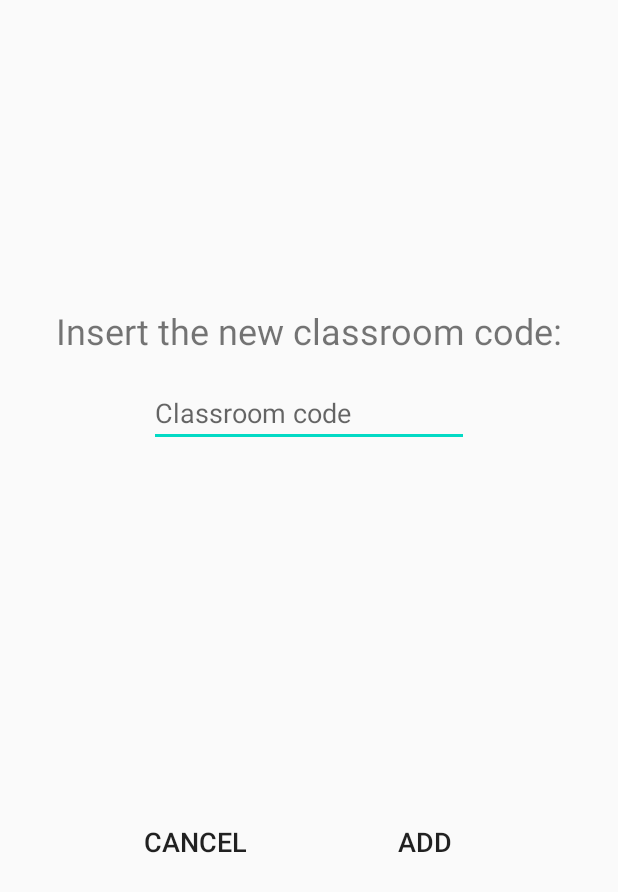
After one commit to schmidtvinicius/Android_project, an Android app: the layout create_classroom_dialog.xml on its own in the app's theme, with its tools: preview values and no code run, on a phone screen of 412 x 824 dp. The commit adds this screen. Shown: the top 892 px of the screen. Run offline under Robolectric (Android 15) with nearby library versions, the phone set to English and light mode, and no system bars.

Commit message:
Added cancel and confirm icons for the detail and create activities. Also added a dialog fragment to create a new classroom.

```diff
--- a/Eindproject/app/build.gradle
+++ b/Eindproject/app/build.gradle
@@ -32,6 +32,6 @@ dependencies {
     androidTestImplementation 'androidx.test.ext:junit:1.1.1'
     androidTestImplementation 'androidx.test.espresso:espresso-core:3.2.0'
     implementation 'com.google.android.material:material:1.1.0'
-    implementation files('/media/vini/BackupVini/Vinicius/Saxion/EersteJaar/Kwartiel3/1.3AndroidProgrammeren(2019-2020)/Eindproject/json-20171018.jar')
     implementation 'com.google.code.gson:gson:2.8.6'
+    implementation files('/media/vini/BackupVini/Vinicius/Saxion/EersteJaar/Kwartiel3/1.3AndroidProgrammeren(2019-2020)/Android_project/Eindproject/json-20171018.jar')
 }
--- a/Eindproject/app/src/main/AndroidManifest.xml
+++ b/Eindproject/app/src/main/AndroidManifest.xml
@@ -9,7 +9,7 @@
         android:roundIcon="@mipmap/ic_launcher_round"
         android:supportsRtl="true"
         android:theme="@style/AppTheme">
-        <activity android:name=".CreateStudentActivity"></activity>
+        <activity android:name=".CreateStudentActivity" />
         <activity android:name=".StudentDetailActivity" />
         <activity android:name=".StudentListActivity" />
         <activity android:name=".ClassroomsListActivity" />
--- a/Eindproject/app/src/main/java/com/vmschmidt/studentapplication/CreateStudentActivity.java
+++ b/Eindproject/app/src/main/java/com/vmschmidt/studentapplication/CreateStudentActivity.java
@@ -107,7 +107,7 @@ public class CreateStudentActivity extends AppCompatActivity {
     @Override
     public boolean onCreateOptionsMenu(Menu menu) {
         getMenuInflater().inflate(R.menu.options_menu, menu);
-        MenuItem addOption = menu.add(Menu.NONE, Menu.NONE, 101, R.string.option_add);
+        MenuItem addOption = menu.add(R.string.option_confirm);
         addOption.setIcon(R.drawable.ic_check);
         addOption.setShowAsAction(MenuItem.SHOW_AS_ACTION_ALWAYS);
         addOption.setOnMenuItemClickListener(new MenuItem.OnMenuItemClickListener() {
@@ -137,7 +137,7 @@ public class CreateStudentActivity extends AppCompatActivity {
                 return false;
             }
         });
-        MenuItem cancelOption = menu.add(Menu.NONE, Menu.NONE, 100, R.string.option_cancel);
+        MenuItem cancelOption = menu.add(R.string.option_cancel);
         cancelOption.setShowAsAction(MenuItem.SHOW_AS_ACTION_ALWAYS);
         cancelOption.setIcon(R.drawable.ic_clear);
         cancelOption.setOnMenuItemClickListener(new MenuItem.OnMenuItemClickListener() {
--- a/Eindproject/app/src/main/java/com/vmschmidt/studentapplication/classroom/Classroom.java
+++ b/Eindproject/app/src/main/java/com/vmschmidt/studentapplication/classroom/Classroom.java
@@ -31,7 +31,6 @@ public class Classroom {
 
     public void removeStudent(Student student){
         studentList.remove(student);
-        DataProvider.studentNumbers.remove(student.getStudentNumber());
     }
 
     public int totalStudents(){
--- a/Eindproject/app/src/main/java/com/vmschmidt/studentapplication/student/Student.java
+++ b/Eindproject/app/src/main/java/com/vmschmidt/studentapplication/student/Student.java
@@ -7,6 +7,8 @@ import java.util.ArrayList;
 import java.util.HashSet;
 
 public class Student {
+
+
 
     private String firstName;
     private String middleName;
--- a/Eindproject/app/src/main/res/layout/activity_main.xml
+++ b/Eindproject/app/src/main/res/layout/activity_main.xml
@@ -14,7 +14,6 @@
         android:layout_marginStart="16dp"
         android:layout_marginTop="16dp"
         android:layout_marginEnd="16dp"
-        android:text="Software Engineering"
         android:textSize="30sp"
         app:layout_constraintEnd_toEndOf="parent"
         app:layout_constraintHorizontal_bias="0.0"
@@ -28,7 +27,6 @@
         android:layout_marginStart="16dp"
         android:layout_marginTop="16dp"
         android:layout_marginEnd="16dp"
-        android:text="Business"
         android:textSize="30sp"
         app:layout_constraintEnd_toEndOf="parent"
         app:layout_constraintStart_toStartOf="parent"
@@ -41,7 +39,6 @@
         android:layout_marginStart="16dp"
         android:layout_marginTop="16dp"
         android:layout_marginEnd="16dp"
-        android:text="ITSM"
         android:textSize="30sp"
         app:layout_constraintEnd_toEndOf="parent"
         app:layout_constraintStart_toStartOf="parent"
--- /dev/null
+++ b/Eindproject/app/src/main/res/layout/create_classroom_dialog.xml
@@ -0,0 +1,72 @@
+<?xml version="1.0" encoding="utf-8"?>
+<androidx.constraintlayout.widget.ConstraintLayout
+    xmlns:android="http://schemas.android.com/apk/res/android"
+    xmlns:app="http://schemas.android.com/apk/res-auto"
+    xmlns:tools="http://schemas.android.com/tools"
+    android:layout_width="match_parent"
+    android:layout_height="match_parent">
+
+    <TextView
+        android:id="@+id/textView_prompt_classroomcode"
+        android:layout_width="wrap_content"
+        android:layout_height="wrap_content"
+        android:layout_marginStart="16dp"
+        android:layout_marginTop="8dp"
+        android:layout_marginEnd="16dp"
+        android:text="@string/create_classroom"
+        android:textSize="24sp"
+        app:layout_constraintBottom_toBottomOf="parent"
+        app:layout_constraintEnd_toEndOf="parent"
+        app:layout_constraintStart_toStartOf="parent"
+        app:layout_constraintTop_toTopOf="parent"
+        app:layout_constraintVertical_bias="0.25" />
+
+    <EditText
+        android:id="@+id/editText_dialog_new_classroomcode"
+        android:layout_width="wrap_content"
+        android:layout_height="wrap_content"
+        android:layout_marginStart="16dp"
+        android:layout_marginTop="16dp"
+        android:layout_marginEnd="16dp"
+        android:ems="10"
+        android:hint="@string/hint_classroomcode"
+        android:inputType="textPersonName"
+        android:textSize="18sp"
+        app:layout_constraintEnd_toEndOf="parent"
+        app:layout_constraintStart_toStartOf="parent"
+        app:layout_constraintTop_toBottomOf="@+id/textView_prompt_classroomcode" />
+
+    <Button
+        android:id="@+id/btn_add"
+        style="?android:attr/borderlessButtonStyle"
+        android:layout_width="wrap_content"
+        android:layout_height="wrap_content"
+        android:layout_marginStart="8dp"
+        android:layout_marginTop="16dp"
+        android:layout_marginEnd="8dp"
+        android:layout_marginBottom="16dp"
+        android:text="@string/option_add"
+        android:textSize="18sp"
+        app:layout_constraintBottom_toBottomOf="parent"
+        app:layout_constraintEnd_toEndOf="parent"
+        app:layout_constraintHorizontal_bias="0.75"
+        app:layout_constraintStart_toStartOf="parent"
+        app:layout_constraintTop_toBottomOf="@+id/editText_dialog_new_classroomcode" />
+
+    <Button
+        android:id="@+id/btn_cancel"
+        style="?android:attr/borderlessButtonStyle"
+        android:layout_width="wrap_content"
+        android:layout_height="wrap_content"
+        android:layout_marginStart="8dp"
+        android:layout_marginTop="16dp"
+        android:layout_marginEnd="8dp"
+        android:layout_marginBottom="16dp"
+        android:text="@string/option_cancel"
+        android:textSize="18sp"
+        app:layout_constraintBottom_toBottomOf="parent"
+        app:layout_constraintEnd_toEndOf="parent"
+        app:layout_constraintHorizontal_bias="0.25"
+        app:layout_constraintStart_toStartOf="parent"
+        app:layout_constraintTop_toBottomOf="@+id/editText_dialog_new_classroomcode" />
+</androidx.constraintlayout.widget.ConstraintLayout>
--- a/Eindproject/app/src/main/res/values/strings.xml
+++ b/Eindproject/app/src/main/res/values/strings.xml
@@ -15,6 +15,8 @@
     <string name="toast_cannot_alter_class">The student can only be added to the current classroom!</string>
     <string name="toast_cannot_edit_email">The email address is generated based on the student number!</string>
     <string name="toast_invalid_studentnumber">The given student number is not valid or already exists!</string>
-    <string name="toast_missing_name">The student has to have at least a first name to be created!</string>
+    <string name="toast_missing_name">The student has to have a first name to be created!</string>
     <string name="option_cancel">Cancel</string>
+    <string name="option_confirm">Confirm</string>
+    <string name="create_classroom">Insert the new classroom code:</string>
 </resources>
```
Also changed, not shown: Eindproject/app/src/main/java/com/vmschmidt/studentapplication/ClassroomsListActivity.java (+25 -7 lines), Eindproject/app/src/main/java/com/vmschmidt/studentapplication/CreateClassroomDialog.java (added, +37 -0 lines), Eindproject/app/src/main/java/com/vmschmidt/studentapplication/MainActivity.java (+7 -5 lines), Eindproject/app/src/main/java/com/vmschmidt/studentapplication/StudentDetailActivity.java (+51 -35 lines), Eindproject/app/src/main/java/com/vmschmidt/studentapplication/StudentListActivity.java (+9 -4 lines), Eindproject/app/src/main/java/com/vmschmidt/studentapplication/dataprovider/DataProvider.java (+7 -0 lines), Eindproject/app/src/main/res/menu-land/options_menu.xml (+1 -10 lines), 2 other files.
